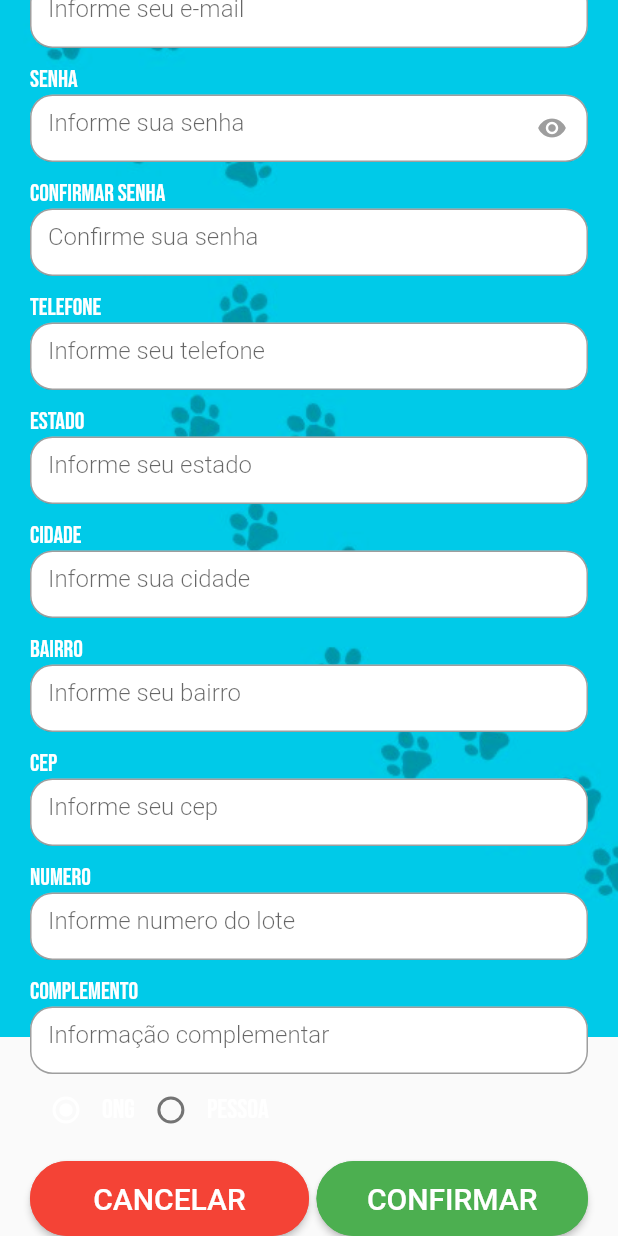
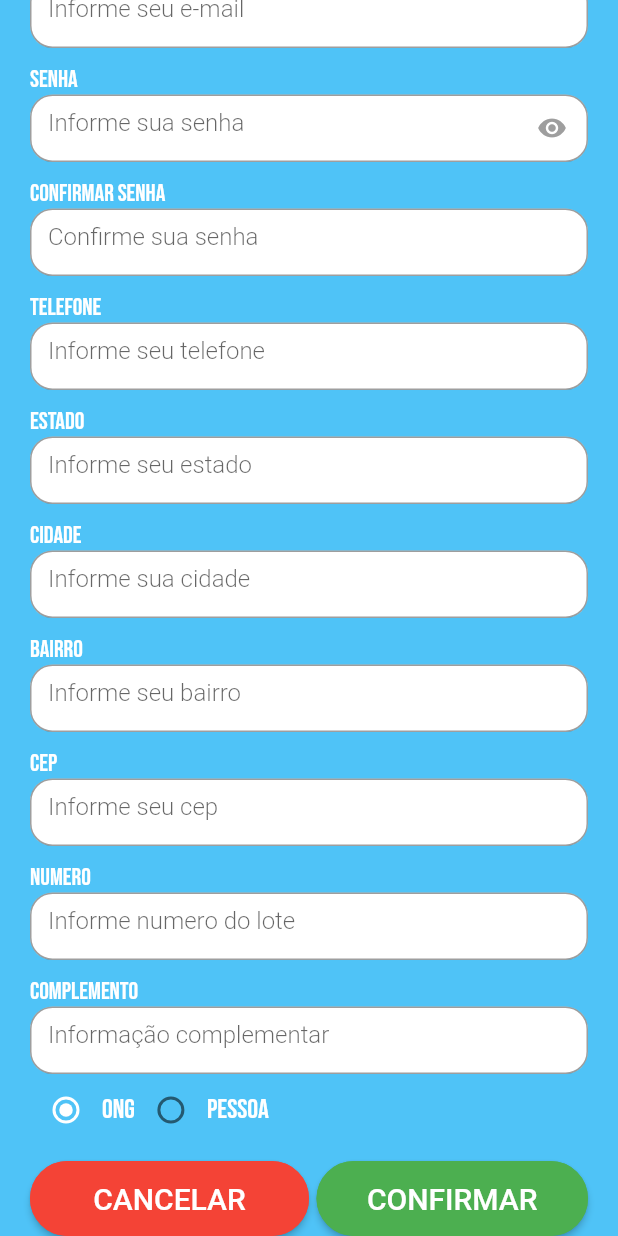
Before and after one commit to josedutra13/TCC, a Flutter app: the RegisterPage screen opened by its route, scrolled down 200 dp, after a tap on "CONFIRMAR", on a phone screen of 412 x 824 dp. Run offline on Flutter 3.47's test engine with Material 2 defaults, Android fonts, the phone set to English and light mode, and no system bars; our stand-ins replace dio, get, google_fonts, google_maps_flutter; network calls fail.

Commit message:
integração com o back , erro 500

```diff
--- a/lib/app/data/models/pessoa_model.dart
+++ b/lib/app/data/models/pessoa_model.dart
@@ -43,18 +43,20 @@ class Pessoa {
     return Pessoa(
         id: id,
         idade: idade,
-        sexo: sexo,
-        nome: nome,
-        email: email,
-        telefone: telefone,
-        senha: senha,
+        sexo: sexo ?? this.sexo,
+        nome: nome ?? this.nome,
+        email: email ?? this.email,
+        telefone: telefone ?? this.telefone,
+        senha: senha ?? this.senha,
         endereco: Endereco(
-            complemento: complemento,
-            numero: numero,
-            bairro: bairro,
-            cep: cep,
+            complemento: complemento ?? this.endereco?.complemento,
+            numero: numero ?? this.endereco?.numero,
+            bairro: bairro ?? this.endereco?.bairro,
+            cep: cep ?? this.endereco?.cep,
             cidade: Cidade(
-                id: cidade, nome: '', estado: Estado(nome: '', sigla: ''))));
+                id: cidade ?? this.endereco?.cidade!.id,
+                nome: '',
+                estado: Estado(nome: '', sigla: ''))));
   }
 
   fromJson(Map<String, dynamic> json) {
--- a/lib/app/data/repository/person_repository.dart
+++ b/lib/app/data/repository/person_repository.dart
@@ -5,8 +5,8 @@ import 'package:auresgate/app/data/providers/api.dart';
 class PersonsRepository extends ApiBase {
   PersonsRepository() : super('/pessoas');
   Future<Pessoa?> createUserPerson(Pessoa pessoa) async {
-    var response = await client.post('', data: pessoa);
-
+    print('[LOG] ::  ${pessoa.toJson()}');
+    var response = await client.post('', data: pessoa.toJson());
     if (response.statusCode == 200 && response.data != null) {
       return pessoa.fromJson(response.data);
     }
--- a/lib/app/module/register/register_controller.dart
+++ b/lib/app/module/register/register_controller.dart
@@ -17,7 +17,6 @@ class RegisterController extends GetxController {
 
   final _pessoaEditing = Pessoa.empty().obs;
   Pessoa get pessoaEditing => _pessoaEditing.value;
-  set pessoaEditing(Pessoa value) => _pessoaEditing.value = value;
 
   final _showPassword = false.obs;
   bool get showPassword => _showPassword.value;
@@ -50,6 +49,7 @@ class RegisterController extends GetxController {
   }
 
   void onSave() {
+    _pessoa.value = _pessoaEditing.value.copyWith();
     _personsRepository.createUserPerson(pessoa);
   }
 }
--- a/lib/app/module/register/register_page.dart
+++ b/lib/app/module/register/register_page.dart
@@ -12,11 +12,12 @@ class RegisterPage extends GetView<RegisterController> {
   @override
   Widget build(BuildContext context) {
     return Scaffold(
+        backgroundColor: Colors.lightBlue.shade300,
         body: SafeArea(
             child: SingleChildScrollView(
           child: Stack(
             children: [
-          Image.asset('assets/images/fundo.png'),
+              // Image.asset('assets/images/fundo.png'),
               Row(
                 mainAxisAlignment: MainAxisAlignment.center,
                 children: [
@@ -32,7 +33,8 @@ class RegisterPage extends GetView<RegisterController> {
               Container(
                   width: MediaQuery.of(context).size.width * 1.0,
                   child: Padding(
-                padding: const EdgeInsets.only(top: 80, left: 20, right: 20),
+                    padding:
+                        const EdgeInsets.only(top: 80, left: 20, right: 20),
                     child: Obx(
                       () => Form(
                           key: controller.formKeyAuth,
@@ -99,8 +101,8 @@ class RegisterPage extends GetView<RegisterController> {
                               RegisterInput(
                                   label: 'COMPLEMENTO',
                                   placeholder: 'Informação complementar',
-                              onChanged: (value) =>
-                                  controller.onChangeUser(complemento: value)),
+                                  onChanged: (value) => controller.onChangeUser(
+                                      complemento: value)),
                               Row(
                                 children: [
                                   RadioButton(
@@ -116,7 +118,8 @@ class RegisterPage extends GetView<RegisterController> {
                               Padding(
                                 padding: const EdgeInsets.only(top: 10.0),
                                 child: Row(
-                              mainAxisAlignment: MainAxisAlignment.spaceBetween,
+                                  mainAxisAlignment:
+                                      MainAxisAlignment.spaceBetween,
                                   children: [
                                     Expanded(
                                         child: Container(
@@ -128,7 +131,8 @@ class RegisterPage extends GetView<RegisterController> {
                                                 borderRadius:
                                                     BorderRadius.circular(30.0),
                                                 side: BorderSide(
-                                                color: Colors.red, width: 2))),
+                                                    color: Colors.red,
+                                                    width: 2))),
                                         child: Text(
                                           'CANCELAR',
                                           style: TextStyle(fontSize: 20),
@@ -148,7 +152,8 @@ class RegisterPage extends GetView<RegisterController> {
                                               primary: Colors.green,
                                               shape: RoundedRectangleBorder(
                                                   borderRadius:
-                                                  BorderRadius.circular(30.0),
+                                                      BorderRadius.circular(
+                                                          30.0),
                                                   side: BorderSide(
                                                       color: Colors.green,
                                                       width: 2))),
--- a/lib/constants/api_constants.dart
+++ b/lib/constants/api_constants.dart
@@ -1,6 +1,6 @@
 class ApiConstants {
   static const String BASE_URL = String.fromEnvironment('BASE_URL',
-      defaultValue: "http://localhost:8080/");
+      defaultValue: "http://192.168.2.105:8080/");
 
   static const int RESULTS_LIMIT = 25;
 }
--- a/lib/main.dart
+++ b/lib/main.dart
@@ -1,5 +1,6 @@
 import 'package:auresgate/app/routes/app_pages.dart';
 import 'package:auresgate/app/routes/app_routes.dart';
+import 'package:auresgate/app/theme/theme_widget.dart';
 import 'package:flutter/material.dart';
 import 'package:get/get.dart';
 
@@ -12,7 +13,7 @@ void main() {
       title: 'AuResgate',
       getPages: AppPages.routes,
       initialRoute: Routes.LOGIN,
-      theme: ThemeData.light(),
+      theme: ThemeData(primaryColor: Colors.blueAccent),
     ),
   ));
 }
```
Also changed, not shown: lib/app/theme/theme_widget.dart (added, +7 -0 lines). Lines whose indentation alone changed are shown as unchanged.
